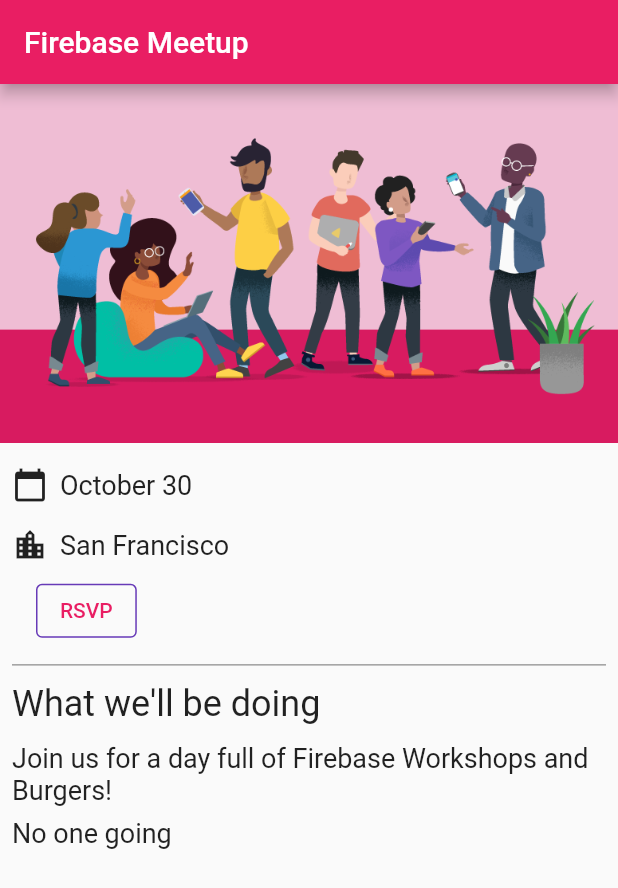
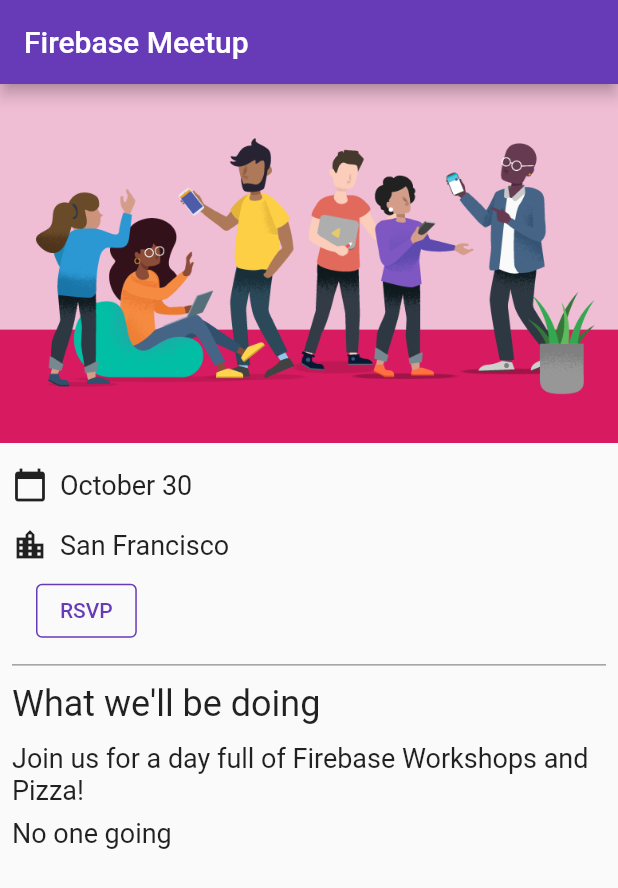
Before and after one commit to finickyakshay/FlutterWebApp, a Flutter app: the screen it shows after launch, on a phone screen of 412 x 824 dp. Shown: the top 888 px of the screen. Run offline on Flutter 3.47's test engine with Material 2 defaults, Android fonts, the phone set to English and light mode, and no system bars; our stand-ins replace cloud_firestore, firebase_auth, firebase_core, google_fonts; accounts and stored records are empty.

Commit message:
Update main.dart

```diff
--- a/lib/main.dart
+++ b/lib/main.dart
@@ -25,9 +25,9 @@
       title: 'Firebase Meetup',
       theme: ThemeData(
         buttonTheme: Theme.of(context).buttonTheme.copyWith(
-              highlightColor: Colors.deepOrange,
+              highlightColor: Colors.deepPurple,
             ),
-        primarySwatch: Colors.pink,
+        primarySwatch: Colors.deepPurple,
         textTheme: GoogleFonts.robotoTextTheme(
           Theme.of(context).textTheme,
         ),
@@ -74,7 +74,7 @@
           ),
           const Header("What we'll be doing"),
           const Paragraph(
-            'Join us for a day full of Firebase Workshops and Burgers!',
+            'Join us for a day full of Firebase Workshops and Pizza!',
           ),
           Consumer<ApplicationState>(
             builder: (context, appState, _) => Column(
```
